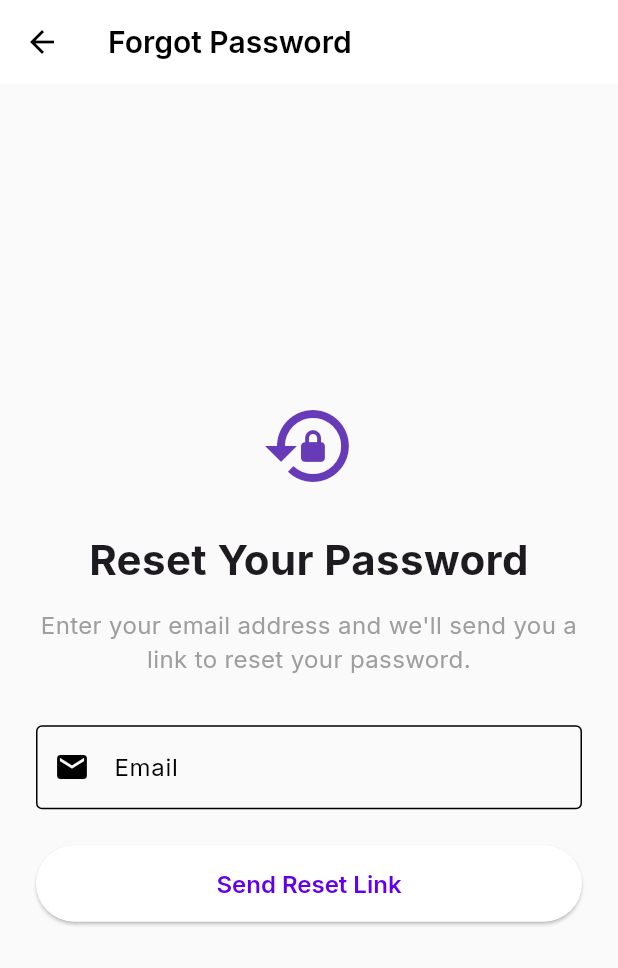
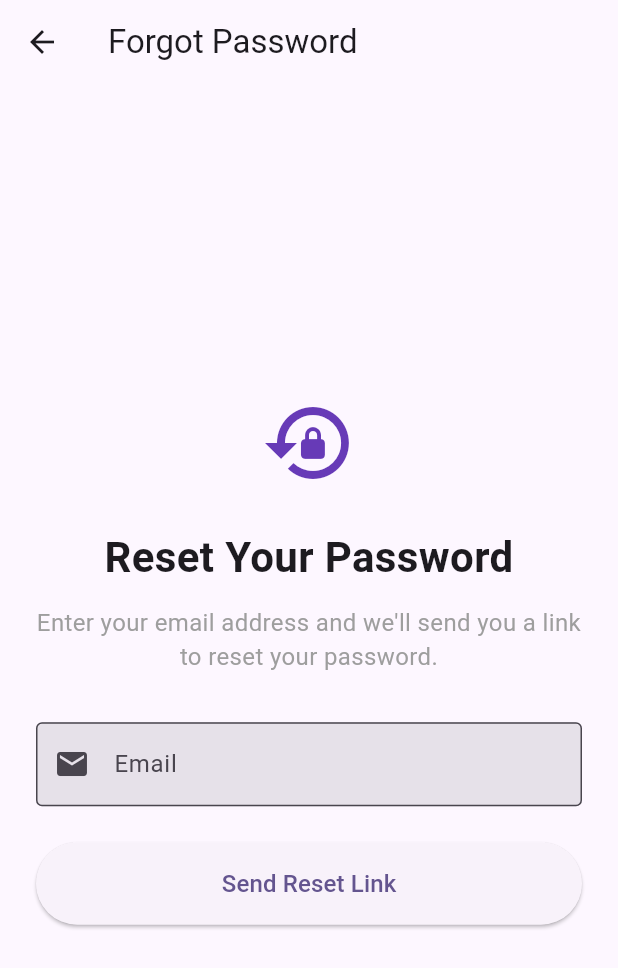
Before and after one commit to snir-david/kids_finance, a Flutter app: the screen it shows after launch, after a tap on "Sign In", after a tap on "Forgot password?", on a phone screen of 412 x 824 dp. Shown: the top 968 px of the screen. Run offline on Flutter 3.47's test engine with Material 3 defaults, Android fonts, the phone set to English and light mode, and no system bars; our stand-ins replace cloud_firestore, connectivity_plus, equatable, firebase_auth, firebase_core, flutter_animate and 7 more; missing offline and left inert: bcrypt; accounts and stored records are empty; generated files the repository leaves out were written again.

Commit message:
feat: add dark theme + Hebrew localization
- ThemeModeNotifier provider persists theme to SharedPreferences
- AppTheme.light and AppTheme.dark theme definitions
- Manual AppLocalizations class (no build_runner) for en/he
- LocaleNotifier provider persists language choice to SharedPreferences
- Settings screen: theme toggle + language selector
- Settings entry point in parent AppBar (Icons.settings)
- RTL layout via GlobalWidgetsLocalizations delegate

Co-authored-by: Copilot <223556219+Copilot@users.noreply.github.com>

```diff
--- a/lib/app.dart
+++ b/lib/app.dart
@@ -1,7 +1,11 @@
 import 'package:flutter/material.dart';
+import 'package:flutter_localizations/flutter_localizations.dart';
 import 'package:flutter_riverpod/flutter_riverpod.dart';
 
+import 'core/l10n/app_localizations.dart';
+import 'core/l10n/locale_provider.dart';
 import 'core/theme/app_theme.dart';
+import 'core/theme/theme_provider.dart';
 import 'routing/app_router.dart';
 
 class KidsFinanceApp extends ConsumerWidget {
@@ -10,10 +14,22 @@ class KidsFinanceApp extends ConsumerWidget {
   @override
   Widget build(BuildContext context, WidgetRef ref) {
     final router = ref.watch(appRouterProvider);
+    final themeMode = ref.watch(themeModeProvider);
+    final locale = ref.watch(localeProvider);
 
     return MaterialApp.router(
       title: 'KidsFinance',
-      theme: AppTheme.parentTheme(),
+      theme: AppTheme.light,
+      darkTheme: AppTheme.dark,
+      themeMode: themeMode,
+      locale: locale,
+      supportedLocales: const [Locale('en'), Locale('he')],
+      localizationsDelegates: const [
+        AppLocalizationsDelegate(),
+        GlobalMaterialLocalizations.delegate,
+        GlobalWidgetsLocalizations.delegate,
+        GlobalCupertinoLocalizations.delegate,
+      ],
       routerConfig: router,
       debugShowCheckedModeBanner: false,
     );
--- /dev/null
+++ b/lib/core/l10n/app_localizations.dart
@@ -0,0 +1,123 @@
+import 'package:flutter/material.dart';
+
+class AppLocalizations {
+  final Locale locale;
+  AppLocalizations(this.locale);
+
+  static AppLocalizations of(BuildContext context) {
+    return Localizations.of<AppLocalizations>(context, AppLocalizations)!;
+  }
+
+  bool get isHebrew => locale.languageCode == 'he';
+
+  // ─── App ───────────────────────────────────────────────────────────────────
+  String get appTitle => isHebrew ? 'כסף לילדים' : 'Kids Finance';
+
+  // ─── Navigation labels ─────────────────────────────────────────────────────
+  String get home => isHebrew ? 'בית' : 'Home';
+  String get settings => isHebrew ? 'הגדרות' : 'Settings';
+  String get transactions => isHebrew ? 'עסקאות' : 'Transactions';
+  String get buckets => isHebrew ? 'קופסאות' : 'Buckets';
+  String get children => isHebrew ? 'ילדים' : 'Children';
+
+  // ─── Bucket names ──────────────────────────────────────────────────────────
+  String get myMoney => isHebrew ? 'הכסף שלי' : 'My Money';
+  String get investment => isHebrew ? 'השקעות' : 'Investment';
+  String get charity => isHebrew ? 'צדקה' : 'Charity';
+
+  // ─── Button labels ─────────────────────────────────────────────────────────
+  String get add => isHebrew ? 'הוסף' : 'Add';
+  String get remove => isHebrew ? 'הסר' : 'Remove';
+  String get edit => isHebrew ? 'ערוך' : 'Edit';
+  String get save => isHebrew ? 'שמור' : 'Save';
+  String get cancel => isHebrew ? 'ביטול' : 'Cancel';
+  String get confirm => isHebrew ? 'אשר' : 'Confirm';
+  String get back => isHebrew ? 'חזור' : 'Back';
+  String get distribute => isHebrew ? 'חלק' : 'Distribute';
+  String get donate => isHebrew ? 'תרום' : 'Donate';
+  String get withdraw => isHebrew ? 'משוך' : 'Withdraw';
+  String get transfer => isHebrew ? 'העבר' : 'Transfer';
+  String get multiply => isHebrew ? 'הכפל' : 'Multiply';
+  String get signOut => isHebrew ? 'התנתק' : 'Sign Out';
+  String get signIn => isHebrew ? 'התחבר' : 'Sign In';
+
+  // ─── Screen titles ─────────────────────────────────────────────────────────
+  String get myChildren => isHebrew ? 'הילדים שלי' : 'My Children';
+  String get addChild => isHebrew ? 'הוסף ילד' : 'Add Child';
+  String get childSettings => isHebrew ? 'הגדרות ילד' : 'Child Settings';
+  String get parentDashboard => isHebrew ? 'לוח בקרה הורים' : 'Parent Dashboard';
+  String get familyDashboard => isHebrew ? 'לוח משפחתי' : 'Family Dashboard';
+  String get transactionHistory => isHebrew ? 'היסטוריית עסקאות' : 'Transaction History';
+
+  // ─── Auth ──────────────────────────────────────────────────────────────────
+  String get login => isHebrew ? 'כניסה' : 'Login';
+  String get parentLogin => isHebrew ? 'כניסת הורה' : 'Parent Login';
+  String get childLogin => isHebrew ? 'כניסת ילד' : 'Child Login';
+  String get enterPin => isHebrew ? 'הכנס קוד' : 'Enter PIN';
+  String get pin => isHebrew ? 'קוד' : 'PIN';
+  String get wrongPin => isHebrew ? 'קוד שגוי' : 'Wrong PIN';
+  String get forgotPassword => isHebrew ? 'שכחתי סיסמה' : 'Forgot Password';
+  String get email => isHebrew ? 'דוא"ל' : 'Email';
+  String get password => isHebrew ? 'סיסמה' : 'Password';
+  String get createAccount => isHebrew ? 'צור חשבון' : 'Create Account';
+  String get familyName => isHebrew ? 'שם המשפחה' : 'Family Name';
+  String get childName => isHebrew ? 'שם הילד' : 'Child Name';
+
+  // ─── Settings ──────────────────────────────────────────────────────────────
+  String get darkMode => isHebrew ? 'מצב כהה' : 'Dark Mode';
+  String get language => isHebrew ? 'שפה' : 'Language';
+  String get theme => isHebrew ? 'ערכת נושא' : 'Theme';
+  String get themeSystem => isHebrew ? 'מערכת' : 'System';
+  String get themeLight => isHebrew ? 'בהיר' : 'Light';
+  String get themeDark => isHebrew ? 'כהה' : 'Dark';
+  String get english => isHebrew ? 'אנגלית' : 'English';
+  String get hebrew => isHebrew ? 'עברית' : 'Hebrew (עברית)';
+
+  // ─── Error messages ────────────────────────────────────────────────────────
+  String get errorLoading => isHebrew ? 'שגיאה בטעינה' : 'Error loading';
+  String get somethingWentWrong => isHebrew ? 'משהו השתבש' : 'Something went wrong';
+  String get errorLoadingChildren => isHebrew ? 'שגיאה בטעינת ילדים' : 'Error loading children';
+  String get noFamilyFound => isHebrew ? 'לא נמצאה משפחה' : 'No family found';
+  String get tryAgain => isHebrew ? 'נסה שוב' : 'Try Again';
+
+  // ─── Empty states ──────────────────────────────────────────────────────────
+  String get noChildrenYet => isHebrew ? 'אין ילדים עדיין' : 'No children yet';
+  String get noTransactions => isHebrew ? 'אין עסקאות' : 'No transactions';
+  String get addFirstChild => isHebrew ? 'הוסף את הילד הראשון' : 'Add your first child';
+
+  // ─── Dialogs ───────────────────────────────────────────────────────────────
+  String get areYouSure => isHebrew ? 'האם אתה בטוח?' : 'Are you sure?';
+  String get signOutConfirm =>
+      isHebrew ? 'האם אתה בטוח שברצונך להתנתק?' : 'Are you sure you want to sign out?';
+  String get deleteChildConfirm =>
+      isHebrew ? 'פעולה זו תמחק את הילד לצמיתות.' : 'This will permanently delete the child.';
+  String get inviteParent => isHebrew ? 'הזמן הורה נוסף' : 'Invite Another Parent';
+  String get handToChild => isHebrew ? 'העבר לילד' : 'Hand to Child';
+
+  // ─── Misc ──────────────────────────────────────────────────────────────────
+  String get loading => isHebrew ? 'טוען...' : 'Loading...';
+  String get balance => isHebrew ? 'יתרה' : 'Balance';
+  String get amount => isHebrew ? 'סכום' : 'Amount';
+  String get date => isHebrew ? 'תאריך' : 'Date';
+  String get note => isHebrew ? 'הערה' : 'Note';
+  String get multiplier => isHebrew ? 'מכפיל' : 'Multiplier';
+  String get enterAmount => isHebrew ? 'הכנס סכום' : 'Enter amount';
+  String get enterNote => isHebrew ? 'הכנס הערה' : 'Enter note';
+  String get offlineChanges =>
+      isHebrew
+          ? '⚠ יש לך שינויים לא מסונכרנים שיאבדו בפחות משעה. התחבר לסנכרן.'
+          : '⚠ You have offline changes that will be lost in less than 1 hour. Connect to sync.';
+}
+
+class AppLocalizationsDelegate extends LocalizationsDelegate<AppLocalizations> {
+  const AppLocalizationsDelegate();
+
+  @override
+  bool isSupported(Locale locale) => ['en', 'he'].contains(locale.languageCode);
+
+  @override
+  Future<AppLocalizations> load(Locale locale) async => AppLocalizations(locale);
+
+  @override
+  bool shouldReload(AppLocalizationsDelegate old) => false;
+}
--- /dev/null
+++ b/lib/core/l10n/locale_provider.dart
@@ -0,0 +1,27 @@
+import 'package:flutter/material.dart';
+import 'package:flutter_riverpod/flutter_riverpod.dart';
+import 'package:shared_preferences/shared_preferences.dart';
+
+final localeProvider = NotifierProvider<LocaleNotifier, Locale>(LocaleNotifier.new);
+
+class LocaleNotifier extends Notifier<Locale> {
+  static const _key = 'locale';
+
+  @override
+  Locale build() {
+    _load();
+    return const Locale('en');
+  }
+
+  Future<void> _load() async {
+    final prefs = await SharedPreferences.getInstance();
+    final code = prefs.getString(_key) ?? 'en';
+    state = Locale(code);
+  }
+
+  Future<void> setLocale(Locale locale) async {
+    state = locale;
+    final prefs = await SharedPreferences.getInstance();
+    await prefs.setString(_key, locale.languageCode);
+  }
+}
--- a/lib/core/theme/app_theme.dart
+++ b/lib/core/theme/app_theme.dart
@@ -4,6 +4,7 @@ import 'package:google_fonts/google_fonts.dart';
 /// AppTheme provides two distinct themes:
 /// - kidTheme(): Playful, rounded, large tap targets (64x64dp)
 /// - parentTheme(): Professional, data-dense, standard targets (48x48dp)
+/// - light / dark: Material 3 system-wide light/dark themes
 class AppTheme {
   AppTheme._();
 
@@ -65,6 +66,53 @@ class AppTheme {
     );
   }
 
+  // ─── System-wide light theme ────────────────────────────────────────────────
+  static ThemeData get light => ThemeData(
+    useMaterial3: true,
+    colorScheme: ColorScheme.fromSeed(
+      seedColor: primaryColor,
+      brightness: Brightness.light,
+    ),
+    appBarTheme: const AppBarTheme(
+      centerTitle: false,
+      elevation: 0,
+    ),
+    cardTheme: CardThemeData(
+      elevation: 2,
+      shape: RoundedRectangleBorder(borderRadius: BorderRadius.circular(12)),
+    ),
+    inputDecorationTheme: InputDecorationTheme(
+      border: OutlineInputBorder(borderRadius: BorderRadius.circular(12)),
+      filled: true,
+    ),
+  );
+
+  // ─── System-wide dark theme ─────────────────────────────────────────────────
+  static ThemeData get dark => ThemeData(
+    useMaterial3: true,
+    colorScheme: ColorScheme.fromSeed(
+      seedColor: primaryColor,
+      brightness: Brightness.dark,
+      surface: const Color(0xFF1E1E1E),
+    ),
+    scaffoldBackgroundColor: const Color(0xFF121212),
+    appBarTheme: const AppBarTheme(
+      centerTitle: false,
+      elevation: 0,
+      backgroundColor: Color(0xFF1E1E1E),
+    ),
+    cardTheme: CardThemeData(
+      elevation: 2,
+      color: const Color(0xFF2C2C2C),
+      shape: RoundedRectangleBorder(borderRadius: BorderRadius.circular(12)),
+    ),
+    inputDecorationTheme: InputDecorationTheme(
+      border: OutlineInputBorder(borderRadius: BorderRadius.circular(12)),
+      filled: true,
+      fillColor: const Color(0xFF2C2C2C),
+    ),
+  );
+
   /// Parent theme with Inter font and professional styling
   static ThemeData parentTheme() {
     return ThemeData(
--- /dev/null
+++ b/lib/core/theme/theme_provider.dart
@@ -0,0 +1,41 @@
+import 'package:flutter/material.dart';
+import 'package:flutter_riverpod/flutter_riverpod.dart';
+import 'package:shared_preferences/shared_preferences.dart';
+
+final themeModeProvider = NotifierProvider<ThemeModeNotifier, ThemeMode>(ThemeModeNotifier.new);
+
+class ThemeModeNotifier extends Notifier<ThemeMode> {
+  static const _key = 'theme_mode';
+
+  @override
+  ThemeMode build() {
+    _load();
+    return ThemeMode.system;
+  }
+
+  Future<void> _load() async {
+    final prefs = await SharedPreferences.getInstance();
+    final value = prefs.getString(_key);
+    if (value == 'dark') {
+      state = ThemeMode.dark;
+    } else if (value == 'light') {
+      state = ThemeMode.light;
+    } else {
+      state = ThemeMode.system;
+    }
+  }
+
+  Future<void> setMode(ThemeMode mode) async {
+    state = mode;
+    final prefs = await SharedPreferences.getInstance();
+    await prefs.setString(_key, mode.name);
+  }
+
+  void toggle() {
+    if (state == ThemeMode.dark) {
+      setMode(ThemeMode.light);
+    } else {
+      setMode(ThemeMode.dark);
+    }
+  }
+}
--- a/lib/features/auth/presentation/parent_home_screen.dart
+++ b/lib/features/auth/presentation/parent_home_screen.dart
@@ -132,6 +132,11 @@ class _ParentHomeScreenState extends ConsumerState<ParentHomeScreen> with Widget
                     ),
                   ),
                 ),
+              IconButton(
+                icon: const Icon(Icons.settings),
+                tooltip: 'Settings',
+                onPressed: () => context.push('/settings'),
+              ),
               IconButton(
                 icon: const Icon(Icons.child_care),
                 tooltip: 'Hand to Child',
--- a/lib/routing/app_router.dart
+++ b/lib/routing/app_router.dart
@@ -12,6 +12,7 @@ import '../features/auth/presentation/child_picker_screen.dart';
 import '../features/auth/presentation/forgot_password_screen.dart';
 import '../features/auth/providers/auth_providers.dart';
 import '../features/auth/domain/app_user.dart';
+import '../features/settings/presentation/settings_screen.dart';
 import '../features/transactions/presentation/transaction_history_screen.dart';
 
 /// A [ChangeNotifier] that tells GoRouter to re-evaluate its redirect whenever
@@ -130,6 +131,10 @@ final appRouterProvider = Provider<GoRouter>((ref) {
           );
         },
       ),
+      GoRoute(
+        path: '/settings',
+        builder: (context, state) => const SettingsScreen(),
+      ),
     ],
   );
 });
--- a/pubspec.yaml
+++ b/pubspec.yaml
@@ -8,6 +8,8 @@ environment:
 
 dependencies:
   flutter:
+    sdk: flutter
+  flutter_localizations:
     sdk: flutter
 
   # State Management
@@ -36,6 +38,7 @@ dependencies:
   intl: ^0.20.2
   flutter_secure_storage: ^10.0.0
   bcrypt: ^1.1.3
+  shared_preferences: ^2.3.5
 
   # Offline sync
   connectivity_plus: ^6.0.0
```
Also changed, not shown: lib/features/settings/presentation/settings_screen.dart (added, +97 -0 lines), pubspec.lock, 2 other files.
